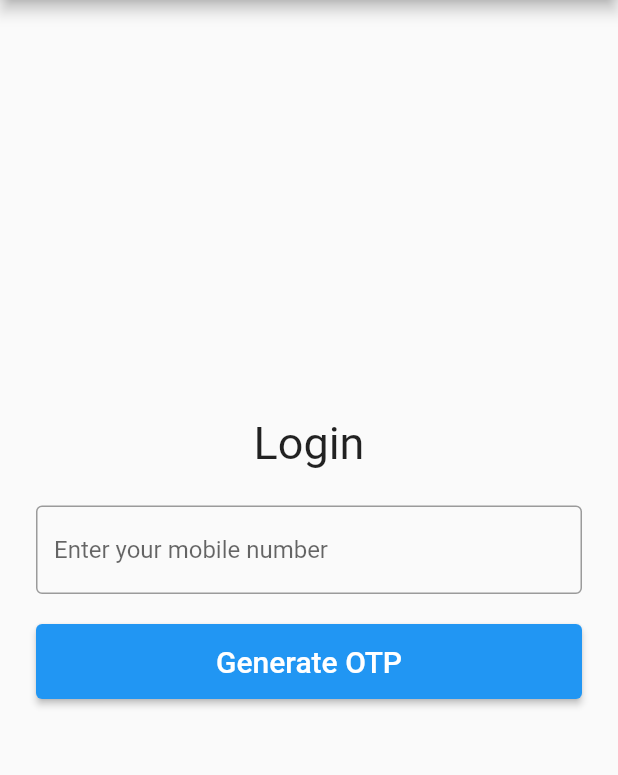
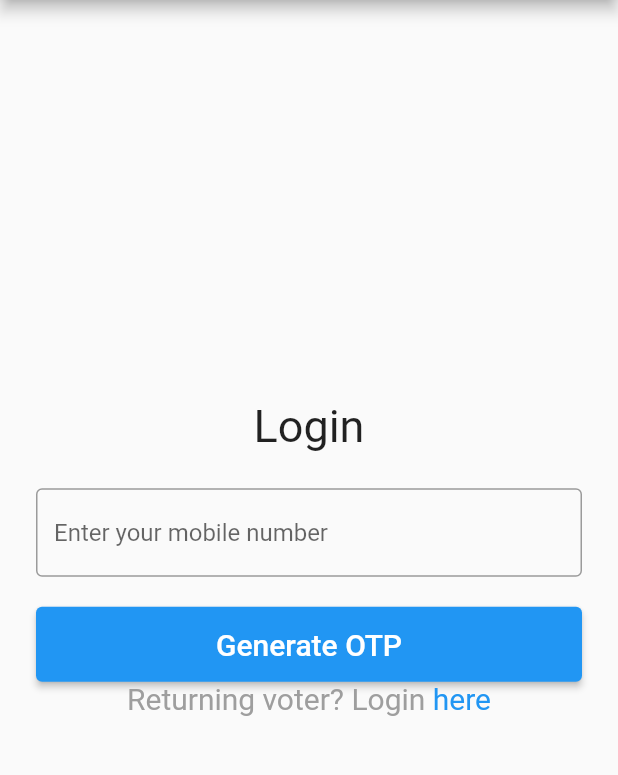
Before and after one commit to manankarnik/e-voting-app, a Flutter app: the LoginPage screen opened directly, on a phone screen of 412 x 824 dp, the part 84-859 px from its top. Run offline on Flutter 3.47's test engine with Material 2 defaults, Android fonts, the phone set to English and light mode, and no system bars.

Commit message:
feat: navigation between registration and login page

```diff
--- a/lib/login_page.dart
+++ b/lib/login_page.dart
@@ -1,4 +1,6 @@
 import "package:flutter/material.dart";
+import "package:flutter/gestures.dart";
+import "registration_page.dart";
 
 class LoginPage extends StatelessWidget {
   const LoginPage({super.key});
@@ -22,7 +24,7 @@ class LoginPage extends StatelessWidget {
           Padding(
             padding: EdgeInsets.all(24),
             child: LoginForm(),
-          )
+          ),
         ],
       ),
     );
@@ -38,6 +40,9 @@ class LoginForm extends StatefulWidget {
 
 class _LoginFormState extends State<LoginForm> {
   final _formKey = GlobalKey<FormState>();
+  TextStyle defaultStyle = const TextStyle(color: Colors.grey, fontSize: 20.0);
+  TextStyle linkStyle = const TextStyle(color: Colors.blue);
+
   @override
   Widget build(BuildContext context) {
     return Form(
@@ -75,6 +80,27 @@ class _LoginFormState extends State<LoginForm> {
               style: TextStyle(fontSize: 20),
             ),
           ),
+          RichText(
+            text: TextSpan(
+              style: defaultStyle,
+              text: "Returning voter? Login ",
+              children: <TextSpan>[
+                TextSpan(
+                  style: linkStyle,
+                  text: "here",
+                  recognizer: TapGestureRecognizer()
+                    ..onTap = () {
+                      Navigator.pushReplacement(
+                        context,
+                        MaterialPageRoute(
+                          builder: (context) => const RegistrationPage(),
+                        ),
+                      );
+                    },
+                ),
+              ],
+            ),
+          ),
         ],
       ),
     );
--- a/lib/main.dart
+++ b/lib/main.dart
@@ -18,6 +18,6 @@ class MyApp extends StatelessWidget {
           ),
         ),
         debugShowCheckedModeBanner: false,
-        home: const LoginPage());
+        home: const RegistrationPage());
   }
 }
```
Also changed, not shown: lib/registration_page.dart (+33 -19 lines).
